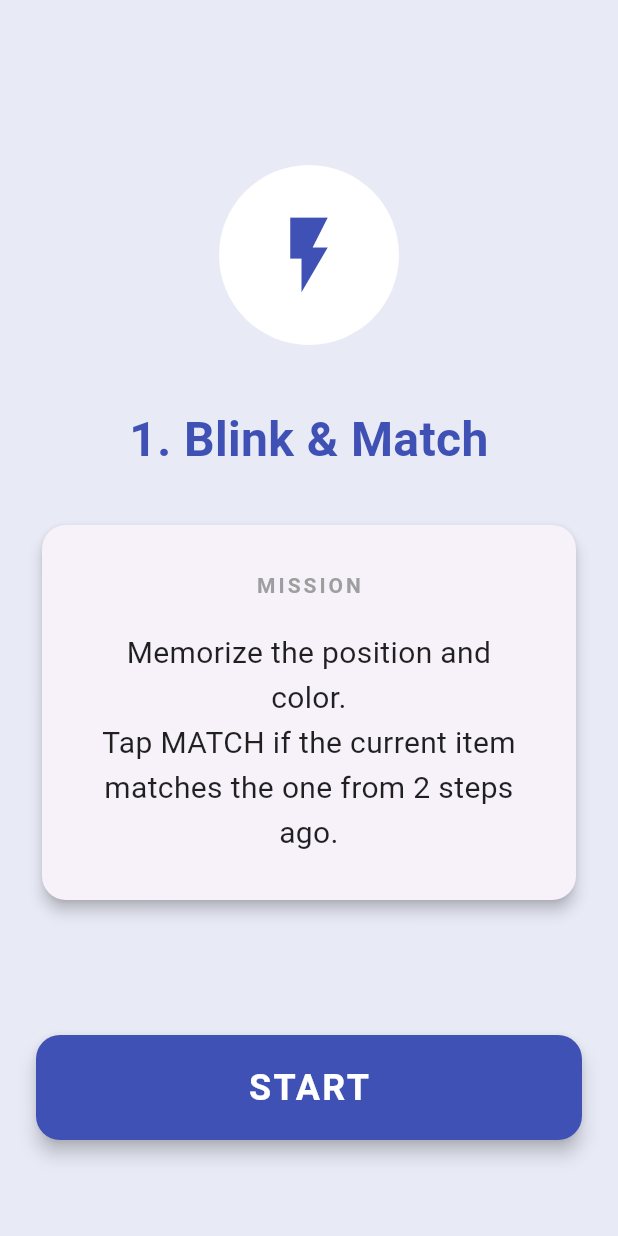
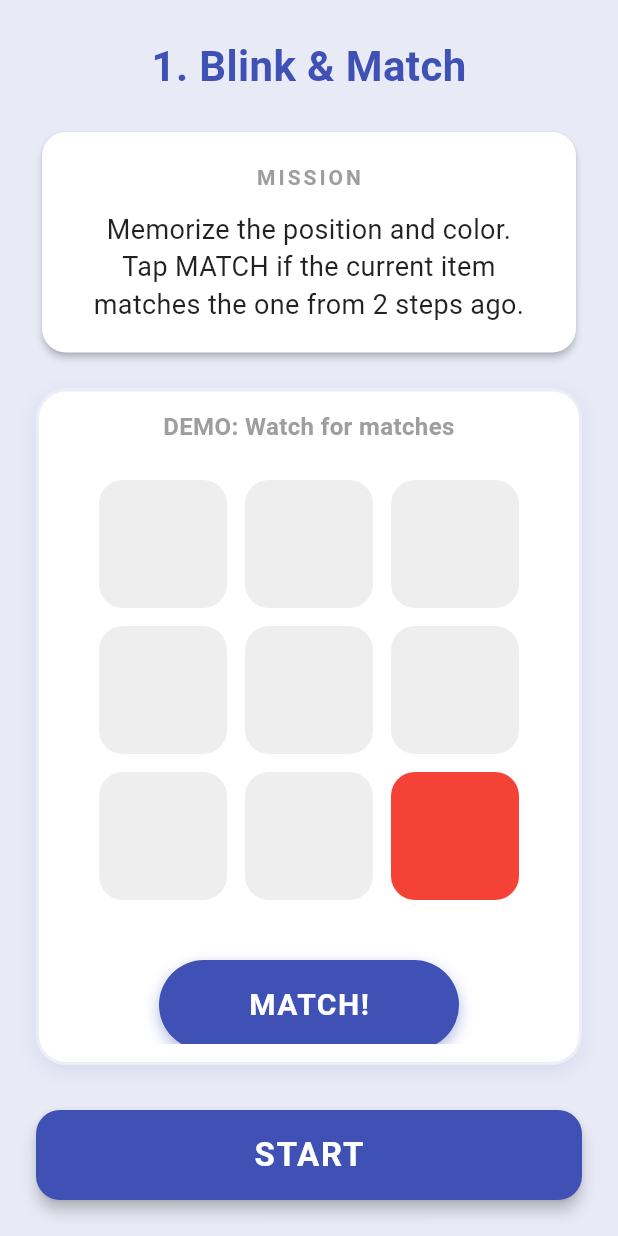
Before and after one commit to OfirOhan/skill_program, a Flutter app: the GameIntroScreen screen opened directly, on a phone screen of 412 x 824 dp. Run offline on Flutter 3.47's test engine with Material 3 defaults, Android fonts, the phone set to English and light mode, and no system bars; our stand-ins replace audioplayers.

Commit message:
demos for game 1 and 2

```diff
--- /dev/null
+++ b/lib/demos/blink_demo.dart
@@ -0,0 +1,200 @@
+// lib/demos/blink_demo.dart
+import 'dart:async';
+import 'package:flutter/material.dart';
+
+class BlinkDemoWidget extends StatefulWidget {
+  const BlinkDemoWidget({Key? key}) : super(key: key);
+
+  @override
+  _BlinkDemoWidgetState createState() => _BlinkDemoWidgetState();
+}
+
+class _BlinkDemoWidgetState extends State<BlinkDemoWidget> {
+  // Sequence: Top-Left (Blue) -> Bottom-Right (Red) -> TL (Match) -> BR (Match)
+  final List<Map<String, dynamic>> demoSequence = [
+    {"cell": 0, "color": Color(0xFF2196F3)}, // Material Blue 500
+    {"cell": 8, "color": Color(0xFFF44336)}, // Material Red 500
+    {"cell": 0, "color": Color(0xFF2196F3)}, // Match
+    {"cell": 8, "color": Color(0xFFF44336)}, // Match
+  ];
+
+  int stepIndex = 0;
+  int? currentCell;
+  Color currentColor = const Color(0xFF2196F3);
+  Color? feedbackOverlay;
+
+  // Controls the "Press" animation of the button
+  bool isButtonPressed = false;
+
+  Timer? _loopTimer;
+
+  @override
+  void initState() {
+    super.initState();
+    _runSequenceStep();
+  }
+
+  @override
+  void dispose() {
+    _loopTimer?.cancel();
+    super.dispose();
+  }
+
+  void _runSequenceStep() {
+    if (!mounted) return;
+
+    // 1. Check for Reset
+    if (stepIndex >= demoSequence.length) {
+      setState(() {
+        currentCell = null;
+        isButtonPressed = false;
+      });
+
+      // 2-second pause before looping
+      _loopTimer = Timer(const Duration(milliseconds: 2000), () {
+        if (!mounted) return;
+        setState(() => stepIndex = 0);
+        _runSequenceStep();
+      });
+      return;
+    }
+
+    // 2. Execute Step
+    final step = demoSequence[stepIndex];
+    setState(() {
+      currentCell = step['cell'];
+      currentColor = step['color'];
+    });
+
+    // 3. Handle Matches (Simulate Button Press)
+    // Indices 2 and 3 are the "Match" steps
+    if (stepIndex >= 2) {
+      Future.delayed(const Duration(milliseconds: 400), () {
+        if (mounted) {
+          setState(() {
+            isButtonPressed = true; // Visually press button
+            feedbackOverlay = Colors.green.withOpacity(0.2); // Green flash on screen
+          });
+
+          // Release button after short delay
+          Future.delayed(const Duration(milliseconds: 250), () {
+            if (mounted) {
+              setState(() {
+                isButtonPressed = false;
+                feedbackOverlay = null;
+              });
+            }
+          });
+        }
+      });
+    }
+
+    // 4. Schedule Next
+    int stepDuration = (stepIndex >= 2) ? 1800 : 1200;
+
+    // Clear grid shortly before next step (Blink effect)
+    Future.delayed(Duration(milliseconds: stepDuration - 200), () {
+      if (mounted) setState(() => currentCell = null);
+    });
+
+    _loopTimer = Timer(Duration(milliseconds: stepDuration), () {
+      if (!mounted) return;
+      stepIndex++;
+      _runSequenceStep();
+    });
+  }
+
+  @override
+  Widget build(BuildContext context) {
+    // Exact colors from analysis or standard Material approximations
+    final inactiveColor = const Color(0xFFEEEEEE); // Grey 200ish
+    final buttonColor = const Color(0xFF3F51B5);   // Indigo 500
+
+    return Stack(
+      children: [
+        if (feedbackOverlay != null)
+          Positioned.fill(child: Container(color: feedbackOverlay)),
+
+        Center(
+          child: Column(
+            mainAxisAlignment: MainAxisAlignment.center,
+            crossAxisAlignment: CrossAxisAlignment.center,
+            children: [
+              // 1. Text Label
+              const Padding(
+                padding: EdgeInsets.only(bottom: 24.0),
+                child: Text(
+                  "DEMO: Watch for matches",
+                  textAlign: TextAlign.center,
+                  style: TextStyle(
+                      color: Colors.grey,
+                      fontWeight: FontWeight.bold,
+                      fontSize: 16
+                  ),
+                ),
+              ),
+
+              // 2. The Grid (Matching your screenshot style)
+              SizedBox(
+                height: 280,
+                width: 280,
+                child: GridView.count(
+                  physics: const NeverScrollableScrollPhysics(),
+                  crossAxisCount: 3,
+                  crossAxisSpacing: 12,
+                  mainAxisSpacing: 12,
+                  children: List.generate(9, (i) {
+                    final isActive = i == currentCell;
+                    return AnimatedContainer(
+                      duration: const Duration(milliseconds: 100),
+                      decoration: BoxDecoration(
+                        color: isActive ? currentColor : inactiveColor,
+                        borderRadius: BorderRadius.circular(16), // Rounded corners
+                      ),
+                    );
+                  }),
+                ),
+              ),
+
+              const SizedBox(height: 40),
+
+              // 3. The "MATCH!" Button
+              // Always visible, simulates a "dip" when pressed
+              AnimatedScale(
+                scale: isButtonPressed ? 0.95 : 1.0,
+                duration: const Duration(milliseconds: 100),
+                child: Container(
+                  width: 200, // Wide pill shape
+                  height: 60,
+                  decoration: BoxDecoration(
+                    color: buttonColor,
+                    borderRadius: BorderRadius.circular(30), // Pill shape
+                    boxShadow: [
+                      if (!isButtonPressed) // Shadow disappears when pressed
+                        BoxShadow(
+                          color: buttonColor.withOpacity(0.4),
+                          blurRadius: 8,
+                          offset: const Offset(0, 4),
+                        )
+                    ],
+                  ),
+                  child: const Center(
+                    child: Text(
+                      "MATCH!",
+                      style: TextStyle(
+                        color: Colors.white,
+                        fontWeight: FontWeight.bold,
+                        fontSize: 20,
+                        letterSpacing: 1.0,
+                      ),
+                    ),
+                  ),
+                ),
+              ),
+            ],
+          ),
+        ),
+      ],
+    );
+  }
+}
--- a/lib/game_intro_screen.dart
+++ b/lib/game_intro_screen.dart
@@ -5,16 +5,16 @@ class GameIntroScreen extends StatefulWidget {
   final String title;
   final String instruction;
   final IconData icon;
-  final List<String> skills; // Kept for backend tracking, but hidden from UI
   final Widget gameWidget;
+  final Widget? demoWidget; // Optional Demo
 
   const GameIntroScreen({
     Key? key,
     required this.title,
     required this.instruction,
     required this.icon,
-    required this.skills,
     required this.gameWidget,
+    this.demoWidget,
   }) : super(key: key);
 
   @override
@@ -26,60 +26,80 @@ class _GameIntroScreenState extends State<GameIntroScreen> {
 
   @override
   Widget build(BuildContext context) {
-    // 1. If user clicked Start, show the Game Widget directly.
     if (_isPlaying) {
       return widget.gameWidget;
     }
 
-    // 2. Otherwise, show the Intro UI (HIDDEN SKILLS VERSION)
     return Scaffold(
       backgroundColor: Colors.indigo[50],
-      body: Padding(
+      body: SafeArea(
+        child: Padding(
           padding: const EdgeInsets.all(24.0),
           child: Column(
             mainAxisAlignment: MainAxisAlignment.center,
             crossAxisAlignment: CrossAxisAlignment.stretch,
             children: [
-            const Spacer(),
-            CircleAvatar(
-              radius: 60,
-              backgroundColor: Colors.white,
-              child: Icon(widget.icon, size: 60, color: Colors.indigo),
-            ),
-            const SizedBox(height: 40),
-
+              // 1. TITLE
               Text(
                 widget.title,
                 textAlign: TextAlign.center,
-              style: const TextStyle(fontSize: 32, fontWeight: FontWeight.bold, color: Colors.indigo),
+                style: const TextStyle(fontSize: 28, fontWeight: FontWeight.bold, color: Colors.indigo),
               ),
-            const SizedBox(height: 30),
+              const SizedBox(height: 20),
 
+              // 2. INSTRUCTIONS (Moved Up)
               Card(
-              elevation: 4,
+                elevation: 2,
+                color: Colors.white,
                 shape: RoundedRectangleBorder(borderRadius: BorderRadius.circular(16)),
                 child: Padding(
-                padding: const EdgeInsets.all(30.0),
+                  padding: const EdgeInsets.all(20.0),
                   child: Column(
                     children: [
                       const Text("MISSION", style: TextStyle(color: Colors.grey, fontWeight: FontWeight.bold, letterSpacing: 2.0)),
-                    const SizedBox(height: 20),
+                      const SizedBox(height: 12),
                       Text(
                         widget.instruction,
                         textAlign: TextAlign.center,
-                      style: const TextStyle(fontSize: 20, height: 1.5, color: Colors.black87),
+                        style: const TextStyle(fontSize: 18, height: 1.4, color: Colors.black87),
                       ),
                     ],
                   ),
                 ),
               ),
 
-            // SKILLS SECTION REMOVED HERE
+              const SizedBox(height: 20),
 
-            const Spacer(),
+              // 3. DEMO OR ICON (Moved Down, Expanded to fill space)
+              Expanded(
+                flex: 4,
+                child: widget.demoWidget != null
+                    ? Container(
+                  padding: const EdgeInsets.all(12),
+                  decoration: BoxDecoration(
+                    color: Colors.white,
+                    borderRadius: BorderRadius.circular(20),
+                    border: Border.all(color: Colors.indigo.withOpacity(0.1), width: 2),
+                    boxShadow: [
+                      BoxShadow(color: Colors.indigo.withOpacity(0.1), blurRadius: 10, offset: const Offset(0, 4))
+                    ],
+                  ),
+                  child: ClipRRect(
+                    borderRadius: BorderRadius.circular(12),
+                    child: widget.demoWidget,
+                  ),
+                )
+                    : CircleAvatar(
+                  backgroundColor: Colors.white,
+                  child: Icon(widget.icon, size: 80, color: Colors.indigo),
+                ),
+              ),
 
+              const SizedBox(height: 30),
+
+              // 4. START BUTTON
               SizedBox(
-              height: 70,
+                height: 60,
                 child: ElevatedButton(
                   onPressed: () {
                     setState(() {
@@ -90,13 +110,13 @@ class _GameIntroScreenState extends State<GameIntroScreen> {
                     backgroundColor: Colors.indigo,
                     foregroundColor: Colors.white,
                     shape: RoundedRectangleBorder(borderRadius: BorderRadius.circular(16)),
-                  elevation: 5,
+                    elevation: 4,
                   ),
-                child: const Text("START", style: TextStyle(fontSize: 24, fontWeight: FontWeight.bold, letterSpacing: 1.5)),
+                  child: const Text("START", style: TextStyle(fontSize: 22, fontWeight: FontWeight.bold, letterSpacing: 1.2)),
                 ),
               ),
-            const SizedBox(height: 40),
             ],
+          ),
         ),
       ),
     );
--- a/lib/session_manager.dart
+++ b/lib/session_manager.dart
@@ -19,6 +19,10 @@ import 'games/beat_buddy_game.dart';
 import 'games/roleplay_game.dart';
 import 'games/plan_push_game.dart';
 import 'games/stress_sprint_game.dart';
+
+// --- IMPORT ALL DEMOS (From demos/ directory) ---
+import 'demos/blink_demo.dart';
+import 'demos/matrix_demo.dart';
 
 class SessionManager extends StatefulWidget {
   const SessionManager({Key? key}) : super(key: key);
@@ -45,8 +49,8 @@ class _SessionManagerState extends State<SessionManager> {
       title: "1. Blink & Match",
       icon: Icons.flash_on,
       instruction: "Memorize the position and color.\nTap MATCH if the current item matches the one from 2 steps ago.",
-      skills: ["Working Memory", "Short-Term Memory", "Attention Span"],
       gameWidget: BlinkMatchWidget(),
+      demoWidget: BlinkDemoWidget(), // <--- ADDED THIS
     ),
 
     // 2. Matrix Swipe
@@ -54,8 +58,8 @@ class _SessionManagerState extends State<SessionManager> {
       title: "2. Matrix Logic",
       icon: Icons.grid_on,
       instruction: "Identify the pattern in the grid.\nSelect the missing piece that completes the logic.",
-      skills: ["Logical Reasoning", "Pattern Recognition", "Abstract Reasoning"],
       gameWidget: MatrixSwipeWidget(),
+      demoWidget: MatrixDemoWidget(),
     ),
 
     // 3. Digit Shuffle
@@ -63,7 +67,6 @@ class _SessionManagerState extends State<SessionManager> {
       title: "3. Digit Shuffle",
       icon: Icons.onetwothree,
       instruction: "Memorize the numbers shown.\nThen, type them back in reverse or sorted order as requested.",
-      skills: ["Short-Term Memory", "Processing Speed", "Numerical Reasoning"],
       gameWidget: DigitShuffleWidget(),
     ),
 
@@ -72,7 +75,6 @@ class _SessionManagerState extends State<SessionManager> {
       title: "4. Logic Sprint",
       icon: Icons.lightbulb_outline,
       instruction: "Solve the visual analogies and logic puzzles.\nThink fast: 'A is to B as C is to...?'",
-      skills: ["Verbal Reasoning", "Analytical Thinking", "Concepts"],
       gameWidget: WordLadderGame(),
     ),
 
@@ -81,7 +83,6 @@ class _SessionManagerState extends State<SessionManager> {
       title: "5. Brick Uses",
       icon: Icons.construction,
       instruction: "Phase 1: Type as many creative uses for a brick as you can.\nPhase 2: Choose the most creative solution.",
-      skills: ["Creativity", "Idea Fluency", "Design Thinking"],
       gameWidget: BrickGame(),
     ),
 
@@ -90,7 +91,6 @@ class _SessionManagerState extends State<SessionManager> {
       title: "6. Split Tap",
       icon: Icons.splitscreen,
       instruction: "Multitasking Test!\nTap the LEFT side when the color matches the rule.\nSolve Math on the RIGHT side.",
-      skills: ["Multi-tasking", "Selective Attention", "Reaction Time"],
       gameWidget: SplitTapGame(),
     ),
 
@@ -99,7 +99,6 @@ class _SessionManagerState extends State<SessionManager> {
       title: "7. Pipe Flow",
       icon: Icons.water_drop,
       instruction: "Rotate the pipes to create a continuous path from the Blue Source to the Green Drain.",
-      skills: ["Systems Thinking", "Problem Decomposition", "Planning"],
       gameWidget: LogicBlocksGame(),
     ),
 
@@ -108,7 +107,6 @@ class _SessionManagerState extends State<SessionManager> {
       title: "8. Chart Dash",
       icon: Icons.bar_chart,
       instruction: "Analyze the chart data quickly.\nAnswer the question about trends, max/min, or ratios.",
-      skills: ["Data Interpretation", "Statistical Skill", "Analytical Speed"],
       gameWidget: ChartDashGame(),
     ),
 
@@ -117,7 +115,6 @@ class _SessionManagerState extends State<SessionManager> {
       title: "9. 3D Spin",
       icon: Icons.view_in_ar,
       instruction: "Look at the rotating 3D object.\nIdentify which static option matches it (watch out for mirrored traps!).",
-      skills: ["Spatial Visualization", "Mental Rotation", "3D Perception"],
       gameWidget: SpinGame(),
     ),
 
@@ -126,7 +123,6 @@ class _SessionManagerState extends State<SessionManager> {
       title: "10. Precision Path",
       icon: Icons.fingerprint,
       instruction: "Trace the line from Green to Red.\nDo NOT touch the walls. Move smoothly.",
-      skills: ["Fine Motor Control", "Precision", "Hand-Eye Coordination"],
       gameWidget: PrecisionGame(),
     ),
 
@@ -135,7 +131,6 @@ class _SessionManagerState extends State<SessionManager> {
       title: "11. Color Cascade",
       icon: Icons.palette,
       instruction: "Round 1: Sort shades from Light to Dark.\nRound 2: Find the odd color in the grid.",
-      skills: ["Color Differentiation", "Visual Perception", "Detail"],
       gameWidget: ColorCascadeGame(),
     ),
 
@@ -144,7 +139,6 @@ class _SessionManagerState extends State<SessionManager> {
       title: "12. Beat Buddy",
       icon: Icons.music_note,
       instruction: "Visual Rhythm.\nTap exactly when the shrinking ring hits the center target.",
-      skills: ["Rhythm Coordination", "Timing", "Motor Control"],
       gameWidget: BeatBuddyGame(),
     ),
 
@@ -153,7 +147,6 @@ class _SessionManagerState extends State<SessionManager> {
       title: "13. Social Signal",
       icon: Icons.psychology,
       instruction: "Read the quote and the context.\nIdentify the true hidden meaning or social intent.",
-      skills: ["Empathy", "Social Awareness", "Subtext Recognition"],
       gameWidget: RoleplayGame(),
     ),
 
@@ -162,7 +155,6 @@ class _SessionManagerState extends State<SessionManager> {
       title: "14. Plan Push",
       icon: Icons.calendar_month,
       instruction: "Fill the schedule with tasks to maximize Value.\nDo not go overtime!",
-      skills: ["Prioritization", "Resource Allocation", "Strategy"],
       gameWidget: PlanPushGame(),
     ),
 
@@ -171,7 +163,6 @@ class _SessionManagerState extends State<SessionManager> {
       title: "15. Stress Sprint",
       icon: Icons.timer_off,
       instruction: "Solve simple math as the timer gets faster.\nPress CASH OUT to save points before you crash.",
-      skills: ["Stress Tolerance", "Risk Assessment", "Resilience"],
       gameWidget: StressSprintGame(),
     ),
   ];
```
Lines whose indentation alone changed are shown as unchanged.
